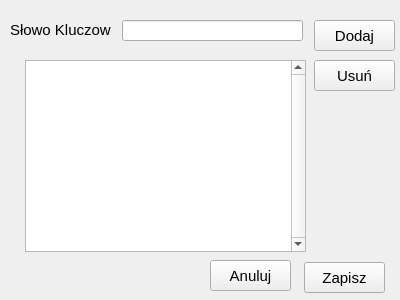
Dominoday2017/FileBrowser, file add_keywords.ui: the form before one commit.
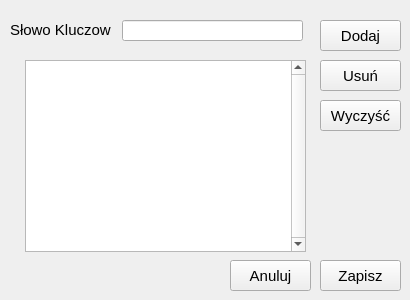
The form after the commit.

```diff
--- a/add_keywords.ui
+++ b/add_keywords.ui
@@ -6,7 +6,7 @@
    <rect>
     <x>0</x>
     <y>0</y>
-    <width>400</width>
+    <width>410</width>
     <height>300</height>
    </rect>
   </property>
@@ -21,7 +21,7 @@
   <widget class="QPushButton" name="addBtn">
    <property name="geometry">
     <rect>
-     <x>314</x>
+     <x>320</x>
      <y>20</y>
      <width>81</width>
      <height>31</height>
@@ -39,7 +39,7 @@
   <widget class="QPushButton" name="removeBtn">
    <property name="geometry">
     <rect>
-     <x>314</x>
+     <x>320</x>
      <y>60</y>
      <width>81</width>
      <height>31</height>
@@ -111,8 +111,8 @@
   <widget class="QPushButton" name="saveBtn">
    <property name="geometry">
     <rect>
-     <x>304</x>
-     <y>262</y>
+     <x>320</x>
+     <y>260</y>
      <width>81</width>
      <height>31</height>
     </rect>
@@ -124,7 +124,7 @@
   <widget class="QPushButton" name="cancelBtn">
    <property name="geometry">
     <rect>
-     <x>210</x>
+     <x>230</x>
      <y>260</y>
      <width>81</width>
      <height>31</height>
@@ -139,6 +139,24 @@
     <string>Anuluj</string>
    </property>
   </widget>
+  <widget class="QPushButton" name="clearBtn">
+   <property name="geometry">
+    <rect>
+     <x>320</x>
+     <y>100</y>
+     <width>81</width>
+     <height>31</height>
+    </rect>
+   </property>
+   <property name="font">
+    <font>
+     <pointsize>11</pointsize>
+    </font>
+   </property>
+   <property name="text">
+    <string>Wyczyść</string>
+   </property>
+  </widget>
  </widget>
  <resources/>
  <connections/>
```
